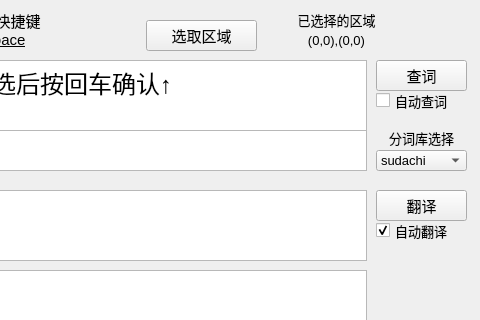
Qt form OCR_style.ui (GayWindTech/TransAssistant) before a commit; both pictures show x 384 to 864 and y 0 to 320 of the 864 by 546 pixel window.
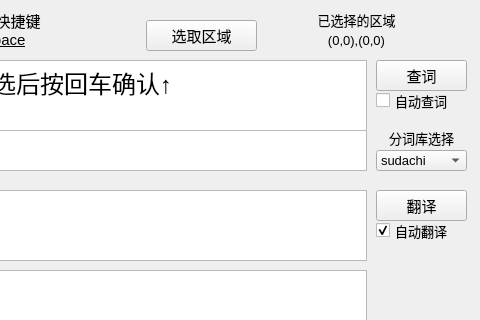
The same form after that commit. Custom widgets are drawn as their Qt base class.

```diff
--- a/OCR_style.ui
+++ b/OCR_style.ui
@@ -123,7 +123,7 @@
    <widget class="QLabel" name="ChosenTitleTitle">
     <property name="geometry">
      <rect>
-      <x>680</x>
+      <x>700</x>
       <y>10</y>
       <width>81</width>
       <height>20</height>
@@ -146,7 +146,7 @@
      <rect>
       <x>650</x>
       <y>30</y>
-      <width>141</width>
+      <width>181</width>
       <height>20</height>
      </rect>
     </property>
```
Left out of the diff: 33 changed lines with no effect on the pictures.
